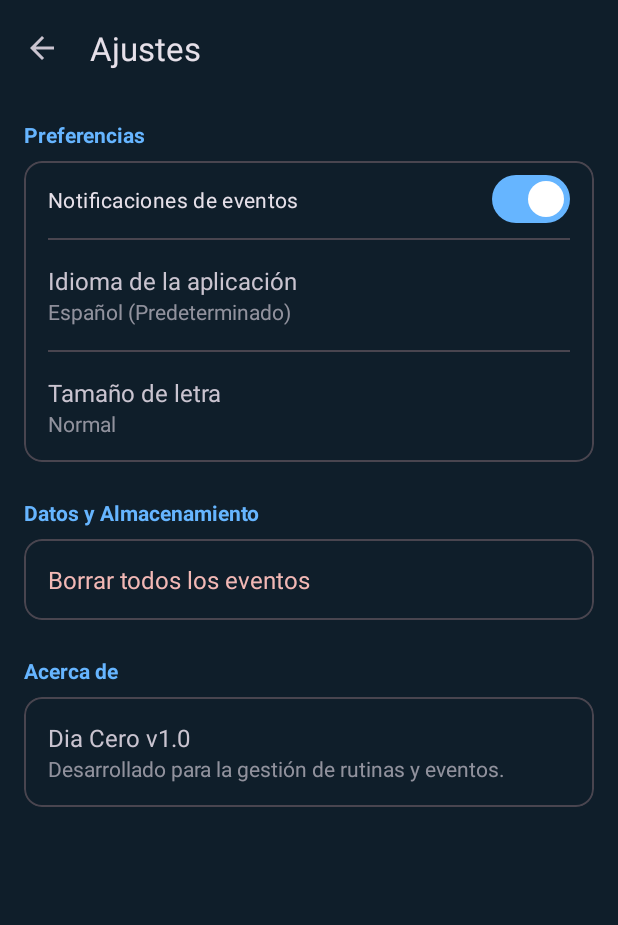
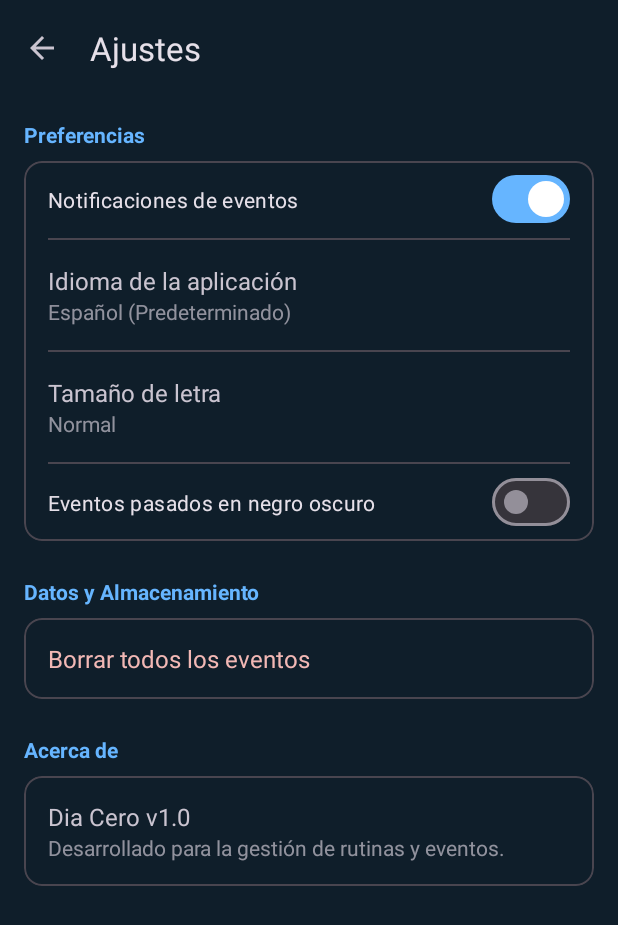
Before and after one commit to Rabenn/DiaCero, an Android app: the AjustesActivity screen opened directly, with no data from a screen before it, on a phone screen of 412 x 824 dp. Shown: the top 925 px of the screen. Run offline under Robolectric (Android 15) with nearby library versions, the phone set to English and light mode, and no system bars; our stand-ins replace Room's generated code.

Commit message:
CHORE: Ajustes modificados (Eventos pasados en gris)

```diff
--- a/app/src/main/java/com/unaiIgorRuben/diacero/ui/ajustes/AjustesActivity.kt
+++ b/app/src/main/java/com/unaiIgorRuben/diacero/ui/ajustes/AjustesActivity.kt
@@ -18,6 +18,7 @@ class AjustesActivity : BaseActivity() {
     private val PREFS_NAME = "ajustes_prefs"
     private val KEY_FONT_SIZE = "font_size"
     private val KEY_NOTIFICACIONES = "notificaciones_enabled"
+    private val KEY_EVENTOS_PASADOS_NEGRO = "eventos_pasados_negro"
 
     override fun onCreate(savedInstanceState: Bundle?) {
         super.onCreate(savedInstanceState)
@@ -56,6 +57,10 @@ class AjustesActivity : BaseActivity() {
             val mensaje = if (isChecked) "Notificaciones activadas" else "Notificaciones desactivadas"
             Toast.makeText(this, mensaje, Toast.LENGTH_SHORT).show()
         }
+
+        binding.switchEventosPasados.setOnCheckedChangeListener { _, isChecked ->
+            guardarPreferenciaEventosPasados(isChecked)
+        }
     }
 
     private fun cargarPreferencias() {
@@ -68,6 +73,10 @@ class AjustesActivity : BaseActivity() {
         // Cargar estado de notificaciones
         val notificacionesEnabled = prefs.getBoolean(KEY_NOTIFICACIONES, true)
         binding.switchNotificaciones.isChecked = notificacionesEnabled
+
+        // Cargar estado de eventos pasados
+        val eventosPasadosNegro = prefs.getBoolean(KEY_EVENTOS_PASADOS_NEGRO, false)
+        binding.switchEventosPasados.isChecked = eventosPasadosNegro
     }
 
     private fun mostrarDialogoTamanoLetra() {
@@ -98,6 +107,11 @@ class AjustesActivity : BaseActivity() {
         prefs.edit().putBoolean(KEY_NOTIFICACIONES, enabled).apply()
     }
 
+    private fun guardarPreferenciaEventosPasados(enabled: Boolean) {
+        val prefs = getSharedPreferences(PREFS_NAME, Context.MODE_PRIVATE)
+        prefs.edit().putBoolean(KEY_EVENTOS_PASADOS_NEGRO, enabled).apply()
+    }
+
     private fun mostrarConfirmacionEliminar() {
         AlertDialog.Builder(this)
             .setTitle("Eliminar todos los eventos")
--- a/app/src/main/res/layout/activity_ajustes.xml
+++ b/app/src/main/res/layout/activity_ajustes.xml
@@ -113,6 +113,20 @@
                             android:textSize="14sp"
                             android:alpha="0.7" />
                     </LinearLayout>
+
+                    <View
+                        android:layout_width="match_parent"
+                        android:layout_height="1dp"
+                        android:background="?attr/colorOutlineVariant"
+                        android:layout_marginHorizontal="16dp" />
+
+                    <com.google.android.material.materialswitch.MaterialSwitch
+                        android:id="@+id/switchEventosPasados"
+                        android:layout_width="match_parent"
+                        android:layout_height="wrap_content"
+                        android:padding="16dp"
+                        android:text="Eventos pasados en negro oscuro"
+                        android:checked="false" />
                 </LinearLayout>
             </com.google.android.material.card.MaterialCardView>
 
```
Also changed, not shown: app/src/main/java/com/unaiIgorRuben/diacero/ui/calendario/CalendarioFragment.kt (+8 -0 lines), app/src/main/java/com/unaiIgorRuben/diacero/ui/calendario/adapter/CalendarioAdapter.kt (+22 -2 lines).
